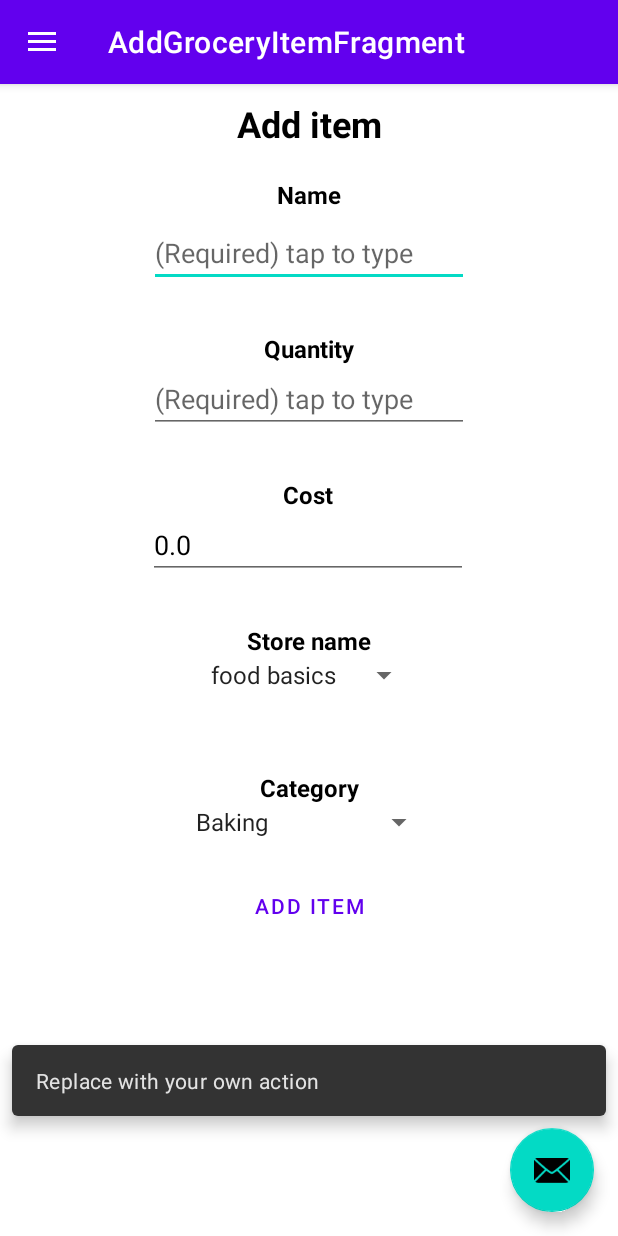
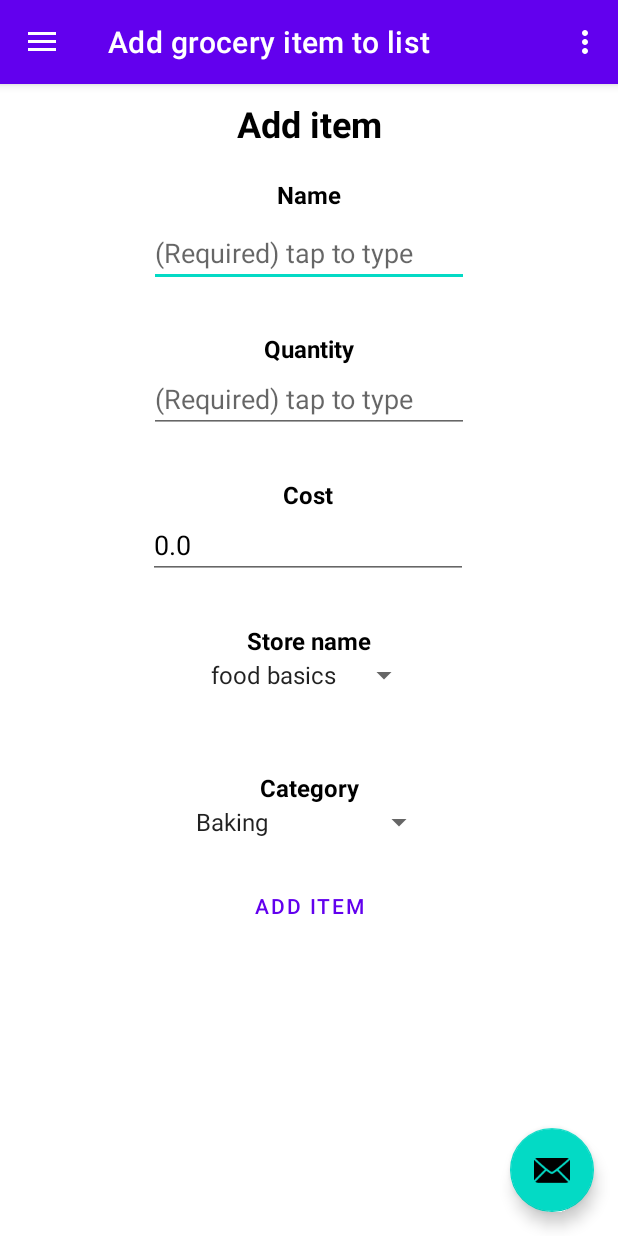
Before and after one commit to JacobGraham02/GroceryHelper, an Android app: the MainActivity screen opened directly, with no data from a screen before it, in the side drawer, after a tap on "Add item to list", on a phone screen of 412 x 824 dp. Run offline under Robolectric (Android 15) with nearby library versions, the phone set to English and light mode, and no system bars; our stand-ins replace Firebase (no records; nobody signed in at launch, a user with empty details on screens opened directly), navigation-ui.

Commit message:
Added various sorting and filtering options in the 'settings' app bar

```diff
--- a/app/src/main/java/com/jacobdamiangraham/groceryhelper/MainActivity.kt
+++ b/app/src/main/java/com/jacobdamiangraham/groceryhelper/MainActivity.kt
@@ -2,6 +2,7 @@ package com.jacobdamiangraham.groceryhelper
 
 import android.content.Intent
 import android.os.Bundle
+import android.view.Menu
 import android.widget.Toast
 import androidx.appcompat.app.AppCompatActivity
 import androidx.core.os.bundleOf
@@ -119,6 +120,13 @@ class MainActivity : AppCompatActivity() {
         notificationBuilder.displayNotification(title, description)
     }
 
+
+    override fun onCreateOptionsMenu(menu: Menu): Boolean {
+        // Inflate the menu; this adds items to the action bar if it is present.
+        menuInflater.inflate(R.menu.main, menu)
+        return true
+    }
+
     override fun onSupportNavigateUp(): Boolean {
         val navController = findNavController(R.id.nav_host_fragment_content_main)
         return navController.navigateUp(appBarConfiguration) || super.onSupportNavigateUp()
--- a/app/src/main/res/layout/fragment_add_grocery_item.xml
+++ b/app/src/main/res/layout/fragment_add_grocery_item.xml
@@ -147,8 +147,7 @@
         <Spinner
             android:id="@+id/addGroceryStoreNameSpinner"
             android:layout_width="match_parent"
-            android:layout_height="wrap_content"
-            android:gravity="left" />
+            android:layout_height="wrap_content" />
 
     </LinearLayout>
 
@@ -177,8 +176,7 @@
         <Spinner
             android:id="@+id/addGroceryItemCategorySpinner"
             android:layout_width="match_parent"
-            android:layout_height="wrap_content"
-            android:gravity="left" />
+            android:layout_height="wrap_content" />
     </LinearLayout>
 
     <LinearLayout
--- a/app/src/main/res/menu/main.xml
+++ b/app/src/main/res/menu/main.xml
@@ -2,8 +2,24 @@
 <menu xmlns:android="http://schemas.android.com/apk/res/android"
     xmlns:app="http://schemas.android.com/apk/res-auto">
     <item
-        android:id="@+id/action_settings"
+        android:id="@+id/sort_a_to_z"
         android:orderInCategory="100"
-        android:title="@string/action_settings"
+        android:title="@string/sort_names_a_to_z"
+        app:showAsAction="never" />
+    <item
+        android:id="@+id/sort_by_alphabetical_category"
+        android:orderInCategory="100"
+        android:title="@string/sort_category_a_to_z"
+        app:showAsAction="never" />
+    <item
+        android:id="@+id/sort_cost_high_to_low"
+        android:orderInCategory="100"
+        android:title="@string/sort_cost_high_to_low"
+        app:showAsAction="never" />
+
+    <item
+        android:id="@+id/sort_cost_low_to_high"
+        android:orderInCategory="100"
+        android:title="@string/sort_cost_low_to_high"
         app:showAsAction="never" />
 </menu>
--- a/app/src/main/res/navigation/mobile_navigation.xml
+++ b/app/src/main/res/navigation/mobile_navigation.xml
@@ -47,7 +47,7 @@
     <fragment
         android:id="@+id/nav_add_grocery_item"
         android:name="com.jacobdamiangraham.groceryhelper.ui.addgroceryitem.AddGroceryItemFragment"
-        android:label="AddGroceryItemFragment"
+        android:label="Add grocery item to list"
         tools:layout="@layout/fragment_add_grocery_item">
         <argument
             android:name="groceryItemId"
--- a/app/src/main/res/values/strings.xml
+++ b/app/src/main/res/values/strings.xml
@@ -5,8 +5,7 @@
     <string name="nav_header_title">Grocery Helper</string>
     <string name="nav_header_subtitle">jakegraham54@gmail.com</string>
     <string name="nav_header_desc">Navigation header</string>
-    <string name="action_settings">Settings</string>
-    <string name="grocery_list_title">%1$s list</string>
+    <string name="grocery_list_title">%1$s</string>
     <string name="grocery_list_modify_item">Save changes for %1$s</string>
     <string name="grocery_list_title_modify">Modify %1$s</string>
     <string name="valid_email">Email - Valid</string>
@@ -56,6 +55,11 @@
     <string name="this_is_an_indicator_arrow">This is an indicator arrow</string>
     <string name="merge_grocery_lists">Merge with another user</string>
     <string name="required_select_a_recipient_to_merge_lists_with">(Required) select a recipient to merge lists with</string>
+    <string name="sort_category_a_to_z">Sort category A to Z</string>
+    <string name="sort_cost_low_to_high">Sort cost low to high</string>
+    <string name="sort_cost_high_to_low">Sort cost high to low</string>
+    <string name="sort_names_z_to_a">Sort names Z to A</string>
+    <string name="sort_names_a_to_z">Sort names A to Z</string>
     <string-array name="categories">
         <item>Baking</item>
         <item>Canned goods</item>
```
